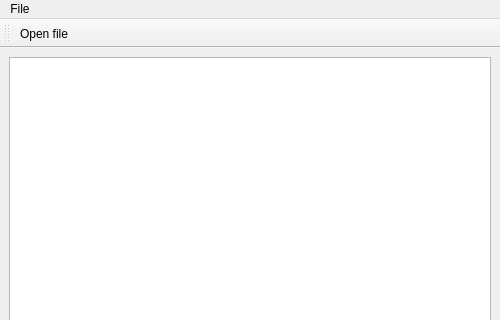
Before: the Qt Designer form src/VitalyRybnikov/xmlstructuretreeview.ui in smurav/db2013, drawn with Qt 5; both pictures show x 0 to 500 and y 0 to 320 of the 500 by 500 pixel window.
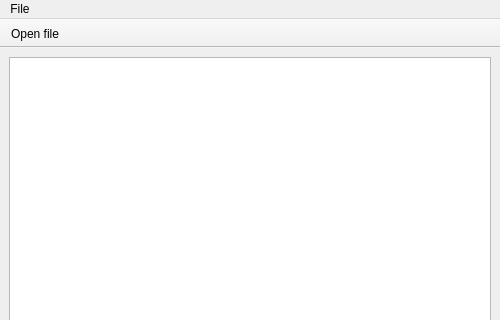
After: the same form once the commit is applied. Icons and pictures are not drawn.

Commit message: Add pop-ups error msgs.

What changed in the file:
```diff
--- a/src/VitalyRybnikov/xmlstructuretreeview.ui
+++ b/src/VitalyRybnikov/xmlstructuretreeview.ui
@@ -57,6 +57,18 @@
    <property name="windowTitle">
     <string>Tool Bar</string>
    </property>
+   <property name="movable">
+    <bool>false</bool>
+   </property>
+   <property name="allowedAreas">
+    <set>Qt::RightToolBarArea</set>
+   </property>
+   <property name="iconSize">
+    <size>
+     <width>32</width>
+     <height>32</height>
+    </size>
+   </property>
    <attribute name="toolBarArea">
     <enum>TopToolBarArea</enum>
    </attribute>
```
The commit also changes 1 other file.
